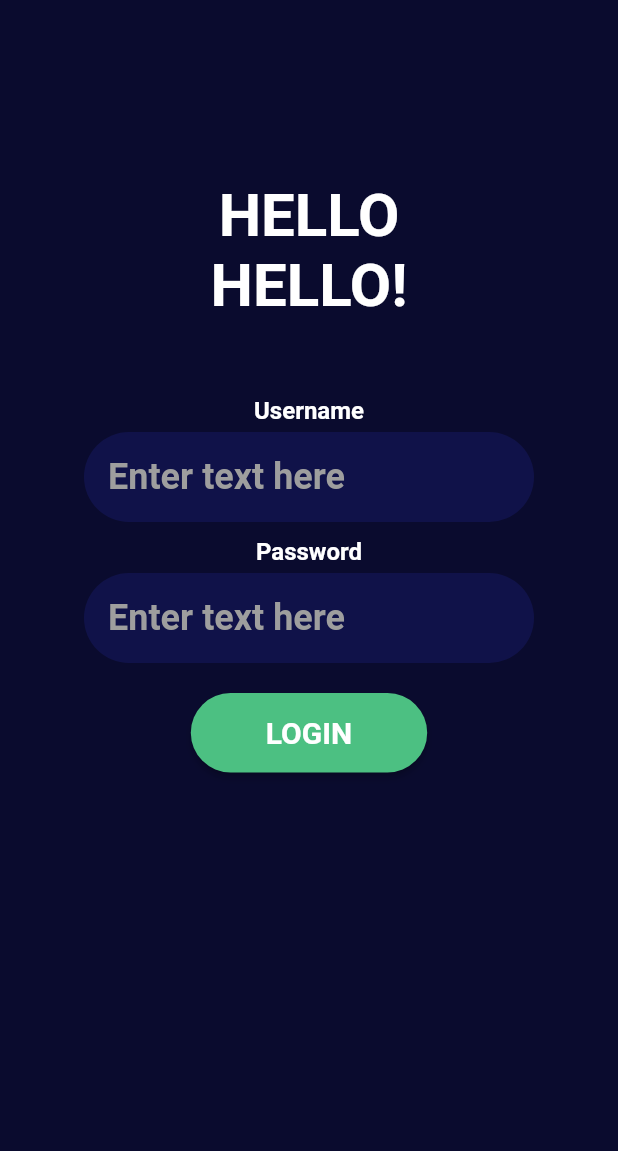
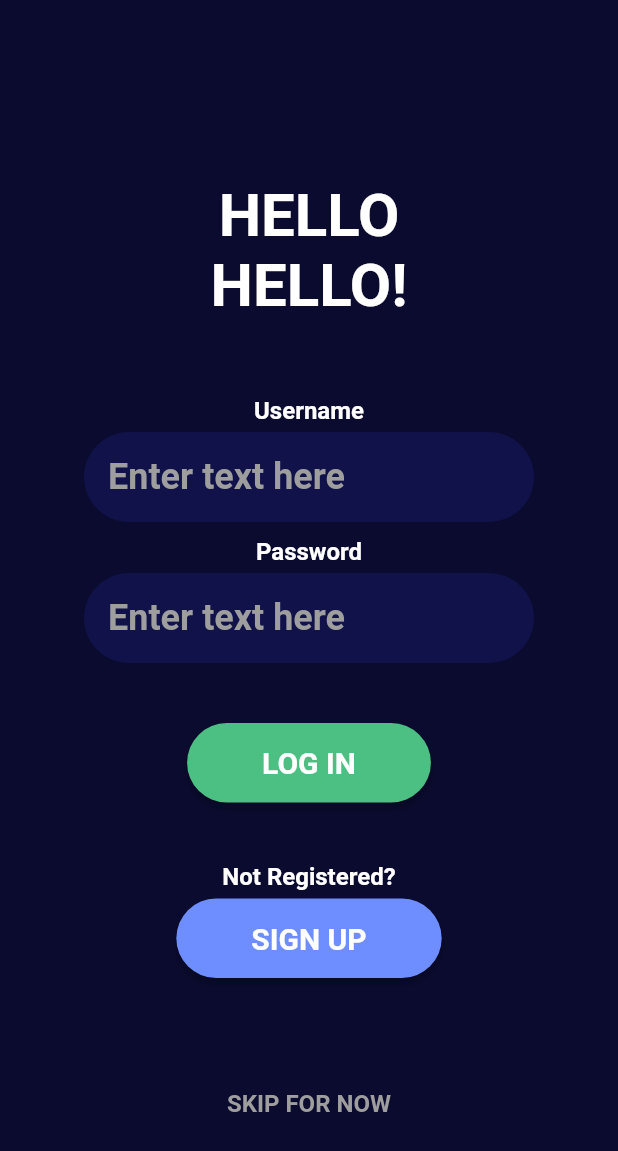
Before and after one commit to michelle-salt/WiCHacks-2023, a Flutter app: the screen it shows after launch, on a phone screen of 412 x 824 dp. Shown: the top 1151 px of the screen. Run offline on Flutter 3.47's test engine with Material 2 defaults, Android fonts, the light colour scheme and no system bars; Roboto replaces fonts that are missing (Helvetica).

Commit message:
finished login page

```diff
--- a/lib/main.dart
+++ b/lib/main.dart
@@ -138,9 +138,8 @@ class _MyHomePageState extends State<MyHomePage> {
                     ),
                   ),
                 ),
-
                 Padding(
-                  padding: const EdgeInsets.only(top: 20.0),
+                  padding: const EdgeInsets.only(top: 40.0),
                   child: ElevatedButton(
                     onPressed: () {},
                     style: ElevatedButton.styleFrom(
@@ -151,7 +150,7 @@ class _MyHomePageState extends State<MyHomePage> {
                       ),
                     ),
                     child: const Text(
-                      'LOGIN',
+                      'LOG IN',
                       style: TextStyle(
                         color: Colors.white,
                         fontSize: 20,
@@ -160,8 +159,53 @@ class _MyHomePageState extends State<MyHomePage> {
                     ),
                   ),
                 ),
-
-
+                const Padding(
+                  padding: EdgeInsets.only(top: 40),
+                  child: Text(
+                    'Not Registered?',
+                    textAlign: TextAlign.center,
+                    style: TextStyle(
+                      fontSize: 16,
+                      fontWeight: FontWeight.bold,
+                      color: Colors.white,
+                    ),
+                  ),
+                ),
+                Padding(
+                  padding: const EdgeInsets.only(top: 5.0),
+                  child: ElevatedButton(
+                    onPressed: () {},
+                    style: ElevatedButton.styleFrom(
+                      foregroundColor: Colors.white, backgroundColor: const Color(0xFF6E8EFF),
+                      padding: const EdgeInsets.symmetric(horizontal: 50, vertical: 15),
+                      shape: RoundedRectangleBorder(
+                        borderRadius: BorderRadius.circular(30),
+                      ),
+                    ),
+                    child: const Text(
+                      'SIGN UP',
+                      style: TextStyle(
+                        color: Colors.white,
+                        fontSize: 20,
+                        fontWeight: FontWeight.bold,
+                      ),
+                    ),
+                  ),
+                ),
+                Padding(
+                  padding: const EdgeInsets.only(top: 60),
+                  child: TextButton(
+                    onPressed: () {},
+                    child: const Text(
+                      'SKIP FOR NOW',
+                      style: TextStyle(
+                        color: Colors.grey,
+                        fontSize: 16,
+                        fontWeight: FontWeight.bold,
+                      ),
+                    ),
+                  ),
+                ),
               ],
             ),
           ],
```
